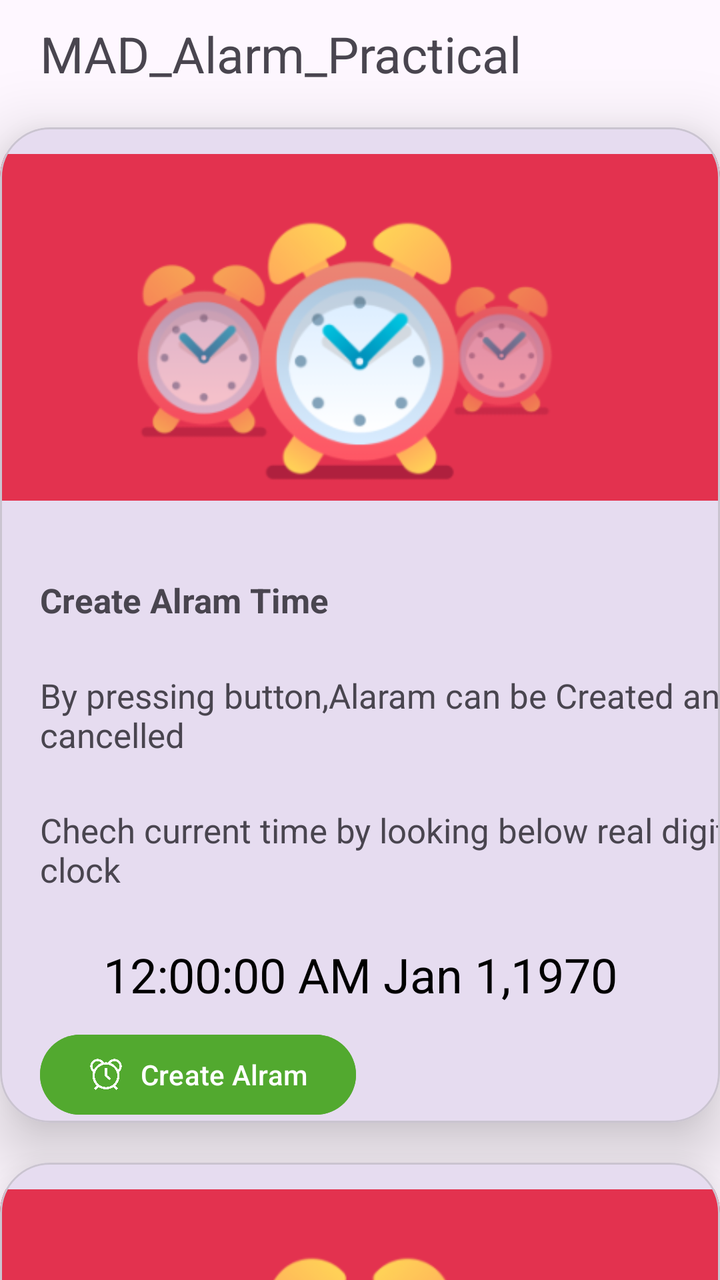
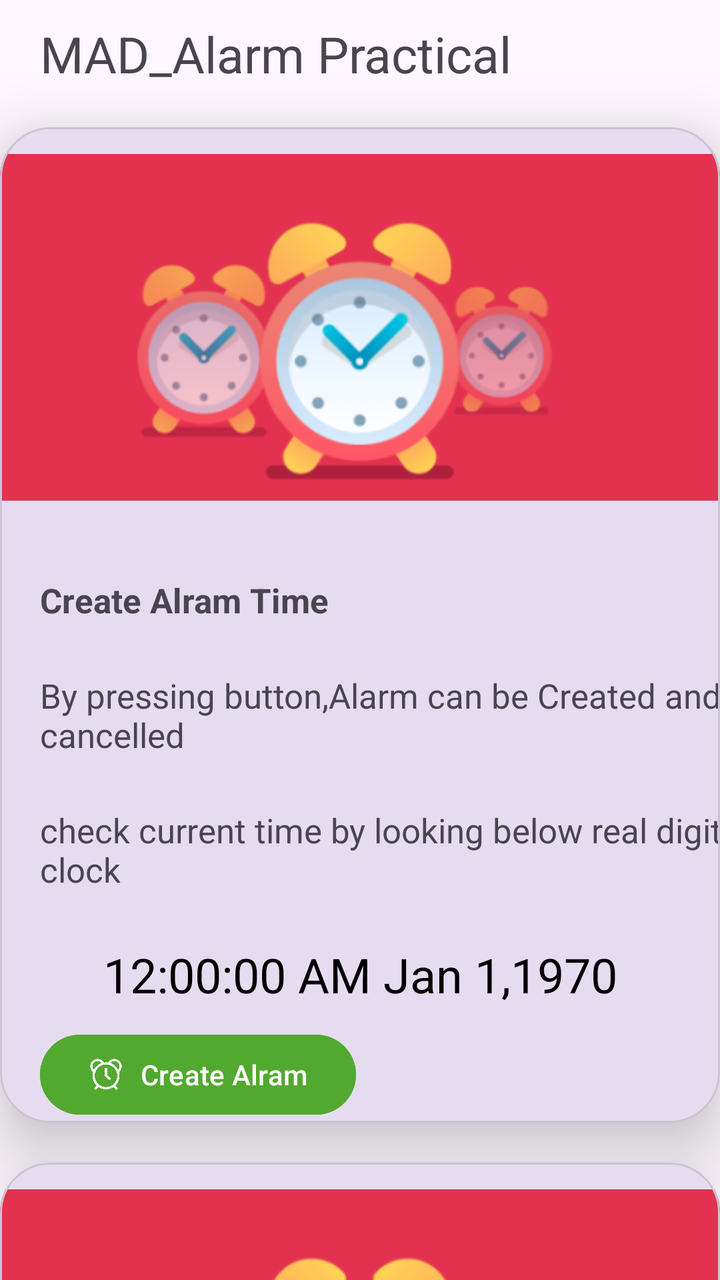

Two renders of the same Android screen: before a commit and after it. Below are the layout's source before the change and the commit's diff.
<!-- AndroidManifest.xml: application theme Theme.MAD_Practical4_24012011102 -->
<!-- res/layout/activity_main.xml -->
<?xml version="1.0" encoding="utf-8"?>
<androidx.constraintlayout.widget.ConstraintLayout xmlns:android="http://schemas.android.com/apk/res/android"
    xmlns:app="http://schemas.android.com/apk/res-auto"
    xmlns:tools="http://schemas.android.com/tools"
    android:id="@+id/main"
    android:layout_width="match_parent"
    android:layout_height="match_parent"
    tools:context="com.example.mad_practical4_24012011102.MainActivity">
<androidx.core.widget.NestedScrollView
    android:layout_width="match_parent"
    android:layout_height="match_parent">
    <androidx.constraintlayout.widget.ConstraintLayout
        android:layout_width="match_parent"
        android:layout_height="wrap_content">
        <TextView
            android:id="@+id/heading_1"
            android:layout_width="wrap_content"
            android:layout_height="wrap_content"
            android:text="MAD_Alarm_Practical"
            android:textSize="25sp"
            android:layout_marginTop="10dp"
            android:layout_marginLeft="20dp"
            app:layout_constraintStart_toStartOf="parent"
            app:layout_constraintTop_toTopOf="parent"
            />

        <com.google.android.material.card.MaterialCardView
            android:id="@+id/card_1"
            android:layout_width="match_parent"
            android:layout_height="wrap_content"
            app:cardElevation="20dp"
            app:cardCornerRadius="25dp"
            android:layout_marginTop="20dp"
            app:layout_constraintStart_toStartOf="parent"
            app:layout_constraintTop_toBottomOf="@id/heading_1">

            <androidx.constraintlayout.widget.ConstraintLayout
                android:layout_width="match_parent"
                android:layout_height="wrap_content"
                android:padding="0dp">

                <ImageView
                    android:id="@+id/image_1"
                    android:layout_width="match_parent"
                    android:layout_height="200dp"
                    app:layout_constraintStart_toStartOf="parent"
                    app:layout_constraintTop_toTopOf="parent"
                    app:srcCompat="@drawable/image_1" />

                <TextView
                    android:id="@+id/create_alaram_time"
                    android:layout_width="wrap_content"
                    android:layout_height="wrap_content"
                    android:text="Create Alram Time"
                    android:textSize="17sp"
                    android:textStyle="bold"
                    android:layout_marginTop="225dp"
                    android:layout_marginLeft="20dp"
                    app:layout_constraintStart_toStartOf="parent"
                    app:layout_constraintTop_toTopOf="@id/image_1"

                    />

                <TextView
                    android:id="@+id/text_1"
                    android:layout_width="wrap_content"
                    android:layout_height="wrap_content"
                    android:layout_marginLeft="20dp"
                    android:layout_marginTop="25dp"
                    android:text="By pressing button,Alaram can be Created and cancelled"
                    android:textSize="17sp"
                    app:layout_constraintStart_toStartOf="parent"
                    app:layout_constraintTop_toBottomOf="@id/create_alaram_time" />

                <TextView
                    android:id="@+id/text_2"
                    android:layout_width="wrap_content"
                    android:layout_height="wrap_content"
                    android:layout_marginLeft="20dp"
                    android:layout_marginTop="25dp"
                    android:text="Chech current time by looking below real digital
        clock"
                    android:textSize="17sp"
                    app:layout_constraintStart_toStartOf="parent"
                    app:layout_constraintTop_toBottomOf="@id/text_1"
                    />

                <TextClock
                    android:id="@+id/text_3"
                    android:layout_width="wrap_content"
                    android:layout_height="wrap_content"
                    android:textSize="24sp"
                    android:layout_marginTop="25dp"
                    android:textColor="@color/black"
                    android:format12Hour="hh:mm:ss a MMM d,yyyy"
                    app:layout_constraintStart_toStartOf="parent"
                    app:layout_constraintTop_toBottomOf="@id/text_2"
                    app:layout_constraintEnd_toEndOf="parent"
                    />
                <com.google.android.material.button.MaterialButton
                    android:id="@+id/create_alarm_button"
                    android:layout_width="wrap_content"
                    android:layout_height="wrap_content"
                    app:layout_constraintStart_toStartOf="parent"
                    app:layout_constraintTop_toBottomOf="@id/text_3"
                    android:text="Create Alram"
                    android:backgroundTint="#52A92F"
                    android:layout_marginTop="10dp"
                    android:layout_marginLeft="20dp"
                    app:icon="@drawable/alarm_outlined_alert_clock_icon"
                    app:iconGravity="textStart"
                    app:iconPadding="8dp"
                    />

            </androidx.constraintlayout.widget.ConstraintLayout>
        </com.google.android.material.card.MaterialCardView>

        <com.google.android.material.card.MaterialCardView
            android:id="@+id/card_2"
            android:layout_width="match_parent"
            android:layout_height="wrap_content"
            app:cardElevation="20dp"
            app:cardCornerRadius="25dp"
            android:layout_marginTop="20dp"
            app:layout_constraintStart_toStartOf="parent"
            app:layout_constraintTop_toBottomOf="@id/card_1">
            <androidx.constraintlayout.widget.ConstraintLayout
                android:layout_width="match_parent"
                android:layout_height="wrap_content"
                android:padding="0dp">
                <ImageView
                    android:id="@+id/image_2"
                    android:layout_width="match_parent"
                    android:layout_height="200dp"
                    app:layout_constraintStart_toStartOf="parent"
                    app:layout_constraintTop_toTopOf="parent"
                    app:srcCompat="@drawable/image_1" />
                <TextView
                    android:id="@+id/text_4"
                    android:layout_width="wrap_content"
                    android:layout_height="wrap_content"
                    app:layout_constraintTop_toBottomOf="@id/image_2"
                    app:layout_constraintStart_toStartOf="parent"
                    app:layout_constraintEnd_toEndOf="parent"
                    android:layout_marginTop="20dp"
                    android:text="Set Alram Time:"
                    android:textSize="24sp"
                    />
                <TextView
                    android:id="@+id/textAlarmTime"
                    android:layout_width="wrap_content"
                    android:layout_height="wrap_content"
                    app:layout_constraintTop_toBottomOf="@id/text_4"
                    app:layout_constraintStart_toStartOf="parent"
                    app:layout_constraintEnd_toEndOf="parent"
                    android:text="Alram time"
                    android:textSize="24sp"
                    android:layout_marginTop="20dp"
                    />
                <com.google.android.material.button.MaterialButton
                    android:id="@+id/cancel_alarm_button"
                    android:layout_width="wrap_content"
                    android:layout_height="wrap_content"
                    app:layout_constraintStart_toStartOf="parent"
                    app:layout_constraintTop_toBottomOf="@id/textAlarmTime"
                    android:text="Cancel Alram"
                    android:backgroundTint="#52A92F"
                    android:layout_marginTop="10dp"
                    android:layout_marginLeft="20dp"
                    app:icon="@drawable/cancel_alarm_1"
                    app:iconGravity="textStart"
                    app:iconPadding="8dp"
                    />

            </androidx.constraintlayout.widget.ConstraintLayout>

        </com.google.android.material.card.MaterialCardView>
    </androidx.constraintlayout.widget.ConstraintLayout>
</androidx.core.widget.NestedScrollView>


</androidx.constraintlayout.widget.ConstraintLayout>
<!-- resources referenced by this layout -->
<resources>
  <color name="black">#FF000000</color>
  <!-- drawable alarm_outlined_alert_clock_icon: png bitmap (drawable, 17302 bytes) -->
  <!-- drawable cancel_alarm_1: png bitmap (drawable, 921 bytes) -->
  <!-- drawable image_1: png bitmap (drawable, 37734 bytes) -->
  <style name="Theme.MAD_Practical4_24012011102" parent="Base.Theme.MAD_Practical4_24012011102" />
  <style name="Base.Theme.MAD_Practical4_24012011102" parent="Theme.Material3.DayNight.NoActionBar">
          
          
      </style>
</resources>

<!-- the commit's change to res/layout/activity_main.xml (unified diff, before → after) -->
@@ -16,7 +16,7 @@
             android:id="@+id/heading_1"
             android:layout_width="wrap_content"
             android:layout_height="wrap_content"
-            android:text="MAD_Alarm_Practical"
+            android:text="MAD_Alarm Practical"
             android:textSize="25sp"
             android:layout_marginTop="10dp"
             android:layout_marginLeft="20dp"
@@ -48,7 +48,7 @@
                     app:srcCompat="@drawable/image_1" />
 
                 <TextView
-                    android:id="@+id/create_alaram_time"
+                    android:id="@+id/create_Alarm_time"
                     android:layout_width="wrap_content"
                     android:layout_height="wrap_content"
                     android:text="Create Alram Time"
@@ -67,10 +67,10 @@
                     android:layout_height="wrap_content"
                     android:layout_marginLeft="20dp"
                     android:layout_marginTop="25dp"
-                    android:text="By pressing button,Alaram can be Created and cancelled"
+                    android:text="By pressing button,Alarm can be Created and cancelled"
                     android:textSize="17sp"
                     app:layout_constraintStart_toStartOf="parent"
-                    app:layout_constraintTop_toBottomOf="@id/create_alaram_time" />
+                    app:layout_constraintTop_toBottomOf="@id/create_Alarm_time" />
 
                 <TextView
                     android:id="@+id/text_2"
@@ -78,7 +78,7 @@
                     android:layout_height="wrap_content"
                     android:layout_marginLeft="20dp"
                     android:layout_marginTop="25dp"
-                    android:text="Chech current time by looking below real digital
+                    android:text="check current time by looking below real digital
         clock"
                     android:textSize="17sp"
                     app:layout_constraintStart_toStartOf="parent"
